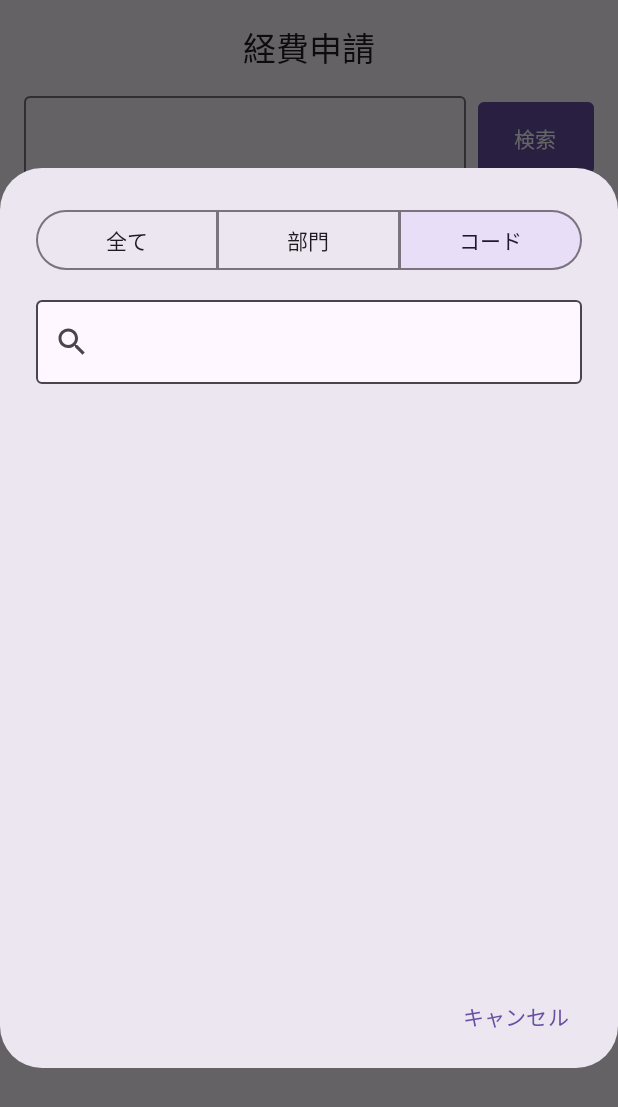
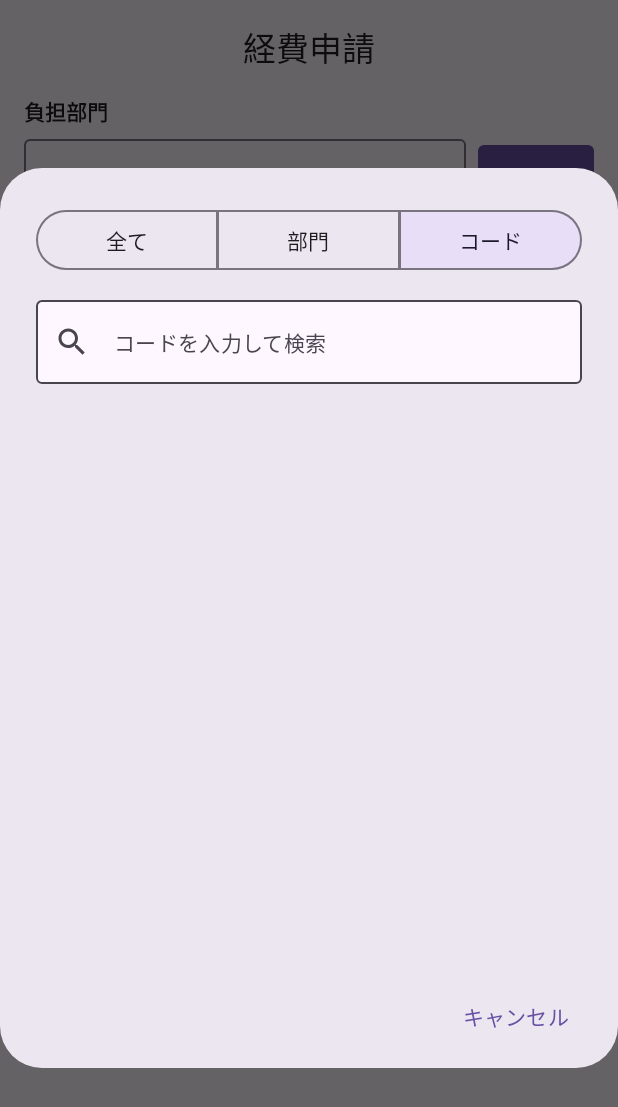
Before and after one commit to akkie76/AccountantApp, an Android app built with Jetpack Compose: the screen it shows after launch (MainActivity), after a tap on "コード", on a phone screen of 412 x 824 dp. Shown: the top 1107 px of the screen. Run offline under Robolectric (Android 15) with nearby library versions, the phone set to English and light mode, and no system bars; our stand-ins replace Dagger/Hilt's generated code; 3 other taps on this screen came first.

Commit message:
refactor ui

```diff
--- a/app/src/main/java/jp/co/accountant/domain/expense/usecase/SegmentType.kt
+++ b/app/src/main/java/jp/co/accountant/domain/expense/SegmentType.kt
@@ -1,4 +1,4 @@
-package jp.co.accountant.domain.expense.usecase
+package jp.co.accountant.domain.expense
 
 enum class SegmentType(val value: Int) {
     NONE(0),
--- a/app/src/main/java/jp/co/accountant/domain/expense/ui/ExpenseScreen.kt
+++ b/app/src/main/java/jp/co/accountant/domain/expense/ui/ExpenseScreen.kt
@@ -25,7 +25,7 @@ fun ExpenseScreen() {
         Surface(
             modifier = Modifier
                 .padding(top = paddingValues.calculateTopPadding())
-                .padding(horizontal = dimensionResource(id = R.dimen.large_space))
+                .padding(horizontal = dimensionResource(R.dimen.large_space))
         ) {
             DepartmentInput()
         }
--- a/app/src/main/java/jp/co/accountant/domain/expense/ui/ExpenseViewModel.kt
+++ b/app/src/main/java/jp/co/accountant/domain/expense/ui/ExpenseViewModel.kt
@@ -4,6 +4,7 @@ import androidx.lifecycle.ViewModel
 import androidx.lifecycle.viewModelScope
 import dagger.hilt.android.lifecycle.HiltViewModel
 import jp.co.accountant.app.data.DepartmentWithHistory
+import jp.co.accountant.domain.expense.SegmentType
 import jp.co.accountant.domain.expense.usecase.FindDepartmentsUseCase
 import jp.co.accountant.domain.expense.usecase.InsertHistoryUseCase
 import kotlinx.coroutines.flow.MutableStateFlow
@@ -22,7 +23,7 @@ class ExpenseViewModel @Inject constructor(
     val searchResults: StateFlow<List<DepartmentWithHistory>> = _searchResults.asStateFlow()
 
     private var searchQuery: String = ""
-    private var selectedIndex: Int = 0
+    private var selectedSegmentType: SegmentType = SegmentType.NONE
 
     /**
      * 部門検索を行う
@@ -37,10 +38,10 @@ class ExpenseViewModel @Inject constructor(
     /**
      * セグメントの変更を行う
      *
-     * @param index @param index 選択されたindex
+     * @param segmentType 選択されたsegmentType
      */
-    fun onSegmentChange(index: Int) = viewModelScope.launch {
-        selectedIndex = index
+    fun onSegmentChange(segmentType: SegmentType) = viewModelScope.launch {
+        selectedSegmentType = segmentType
         searchDepartments()
     }
 
@@ -59,7 +60,7 @@ class ExpenseViewModel @Inject constructor(
     private fun searchDepartments() = viewModelScope.launch {
         val results = findDepartmentsUseCase.findDepartments(
             query = searchQuery,
-            index = selectedIndex
+            segmentType = selectedSegmentType
         )
         _searchResults.value = results
     }
--- a/app/src/main/java/jp/co/accountant/domain/expense/ui/component/DepartmentInput.kt
+++ b/app/src/main/java/jp/co/accountant/domain/expense/ui/component/DepartmentInput.kt
@@ -23,7 +23,12 @@ import androidx.compose.runtime.setValue
 import androidx.compose.ui.Alignment
 import androidx.compose.ui.Modifier
 import androidx.compose.ui.platform.LocalFocusManager
-import androidx.compose.ui.unit.dp
+import androidx.compose.ui.res.dimensionResource
+import androidx.compose.ui.res.stringResource
+import androidx.compose.ui.text.font.FontWeight
+import androidx.compose.ui.tooling.preview.Preview
+import jp.co.accountant.R
+import jp.co.accountant.app.ui.PreviewSurface
 
 @Composable
 fun DepartmentInput() {
@@ -32,12 +37,21 @@ fun DepartmentInput() {
     val focusManager = LocalFocusManager.current
 
     Column {
+        Text(
+            text = stringResource(R.string.department_input_title),
+            modifier = Modifier.padding(bottom = dimensionResource(R.dimen.medium_space)),
+            style = MaterialTheme.typography.titleSmall,
+            fontWeight = FontWeight.Bold
+        )
         Row(
             verticalAlignment = Alignment.CenterVertically,
             modifier = Modifier.fillMaxWidth()
         ) {
             OutlinedTextField(
                 value = query,
+                placeholder = {
+                    Text(text = stringResource(R.string.department_input_placeholder))
+                },
                 onValueChange = { newValue ->
                     query = newValue
                 },
@@ -64,11 +78,11 @@ fun DepartmentInput() {
                 },
                 modifier = Modifier
                     .height(IntrinsicSize.Min)
-                    .padding(start = 8.dp),
-                shape = RoundedCornerShape(4.dp)
+                    .padding(start = dimensionResource(R.dimen.medium_space)),
+                shape = RoundedCornerShape(dimensionResource(R.dimen.search_button_shape))
             ) {
                 Text(
-                    text = "検索",
+                    text = stringResource(R.string.search_button_title),
                     style = MaterialTheme.typography.labelLarge
                 )
             }
@@ -88,3 +102,11 @@ fun DepartmentInput() {
         )
     }
 }
+
+@Preview
+@Composable
+private fun PreviewDepartmentInput() {
+    PreviewSurface {
+        DepartmentInput()
+    }
+}
--- a/app/src/main/java/jp/co/accountant/domain/expense/ui/component/DepartmentListItem.kt
+++ b/app/src/main/java/jp/co/accountant/domain/expense/ui/component/DepartmentListItem.kt
@@ -31,14 +31,14 @@ fun DepartmentListItem(
 
     val trailingIcon: @Composable (() -> Unit) = {
         Icon(
-            painter = painterResource(id = R.drawable.arrow_outward),
+            painter = painterResource(R.drawable.arrow_outward),
             contentDescription = null,
-            modifier = Modifier.size(dimensionResource(id = R.dimen.list_icon_size))
+            modifier = Modifier.size(dimensionResource(R.dimen.list_icon_size))
         )
     }
 
     Card(
-        modifier = Modifier.padding(bottom = dimensionResource(id = R.dimen.small_space)),
+        modifier = Modifier.padding(bottom = dimensionResource(R.dimen.small_space)),
         colors = CardDefaults.cardColors(
             containerColor = MaterialTheme.colorScheme.background
         )
--- a/app/src/main/java/jp/co/accountant/domain/expense/ui/component/SearchDialog.kt
+++ b/app/src/main/java/jp/co/accountant/domain/expense/ui/component/SearchDialog.kt
@@ -19,10 +19,13 @@ import androidx.compose.runtime.remember
 import androidx.compose.runtime.rememberCoroutineScope
 import androidx.compose.runtime.setValue
 import androidx.compose.ui.Modifier
-import androidx.compose.ui.unit.dp
+import androidx.compose.ui.res.dimensionResource
+import androidx.compose.ui.res.stringResource
 import androidx.hilt.navigation.compose.hiltViewModel
+import jp.co.accountant.R
 import jp.co.accountant.app.data.Department
 import jp.co.accountant.app.ui.SearchTextField
+import jp.co.accountant.domain.expense.SegmentType
 import jp.co.accountant.domain.expense.ui.ExpenseViewModel
 import kotlinx.coroutines.launch
 
@@ -34,6 +37,7 @@ fun SearchDialog(
     onDismissRequest: () -> Unit = {}
 ) {
     var query by remember { mutableStateOf(text) }
+    var placeHolderResId by remember { mutableStateOf(R.string.placeholder_search) }
     val searchResults by viewModel.searchResults.collectAsState()
     val scope = rememberCoroutineScope()
 
@@ -42,18 +46,29 @@ fun SearchDialog(
     }
 
     AlertDialog(
-        modifier = Modifier.requiredHeight(600.dp),
+        modifier = Modifier.requiredHeight(dimensionResource(R.dimen.dialog_height)),
         onDismissRequest = {
         },
         title = {
-            SegmentedButtonRow { selectedIndex ->
-                viewModel.onSegmentChange(selectedIndex)
+            SegmentedButtonRow { segmentType ->
+                placeHolderResId = when (segmentType) {
+                    SegmentType.NONE -> R.string.placeholder_search
+                    SegmentType.NAME -> R.string.placeholder_search_name
+                    SegmentType.CODE -> R.string.placeholder_search_code
+                }
+                viewModel.onSegmentChange(segmentType)
             }
         },
         text = {
             Column(Modifier.fillMaxHeight()) {
                 SearchTextField(
                     text = query,
+                    placeholder = {
+                        Text(
+                            text = stringResource(placeHolderResId),
+                            style = MaterialTheme.typography.bodyMedium
+                        )
+                    },
                     onValueChange = { newValue ->
                         query = newValue
                         scope.launch {
@@ -66,7 +81,9 @@ fun SearchDialog(
                         }
                     }
                 )
-                LazyColumn(modifier = Modifier.padding(top = 16.dp)) {
+                LazyColumn(
+                    modifier = Modifier.padding(top = dimensionResource(R.dimen.large_space))
+                ) {
                     items(searchResults) { departmentWithHistory ->
                         DepartmentListItem(departmentWithHistory) { department ->
                             viewModel.onSaveDepartmentHistory(department.id)
@@ -78,9 +95,9 @@ fun SearchDialog(
         },
         confirmButton = {
             Text(
-                text = "キャンセル",
+                text = stringResource(R.string.cancel),
                 modifier = Modifier
-                    .padding(horizontal = 8.dp)
+                    .padding(horizontal = dimensionResource(R.dimen.medium_space))
                     .clickable { onDismissRequest() },
                 style = MaterialTheme.typography.labelLarge
             )
--- a/app/src/main/java/jp/co/accountant/domain/expense/ui/component/SegmentedButtonRow.kt
+++ b/app/src/main/java/jp/co/accountant/domain/expense/ui/component/SegmentedButtonRow.kt
@@ -12,11 +12,12 @@ import androidx.compose.runtime.mutableStateOf
 import androidx.compose.runtime.remember
 import androidx.compose.runtime.setValue
 import androidx.compose.ui.Modifier
+import jp.co.accountant.domain.expense.SegmentType
 
 @OptIn(ExperimentalMaterial3Api::class)
 @Composable
 fun SegmentedButtonRow(
-    onCheckedChange: (Int) -> Unit = {}
+    onCheckedChange: (SegmentType) -> Unit = {}
 ) {
     var selectedIndex by remember { mutableStateOf(0) }
     val options = listOf("全て", "部門", "コード")
@@ -28,7 +29,7 @@ fun SegmentedButtonRow(
                 icon = {},
                 onCheckedChange = {
                     selectedIndex = index
-                    onCheckedChange(selectedIndex)
+                    onCheckedChange(SegmentType.from(selectedIndex))
                 },
                 checked = selectedIndex == index
             ) {
--- a/app/src/main/java/jp/co/accountant/domain/expense/usecase/FindDepartmentsUseCase.kt
+++ b/app/src/main/java/jp/co/accountant/domain/expense/usecase/FindDepartmentsUseCase.kt
@@ -1,6 +1,7 @@
 package jp.co.accountant.domain.expense.usecase
 
 import jp.co.accountant.app.data.DepartmentWithHistory
+import jp.co.accountant.domain.expense.SegmentType
 
 interface FindDepartmentsUseCase {
 
@@ -8,8 +9,8 @@ interface FindDepartmentsUseCase {
      * 条件に一致する部門をDataBaseから検索する
      *
      * @param query 検索クエリ
-     * @param index 選択されたindex
+     * @param segmentType 選択されたsegmentType
      * @return 利用履歴を含めた部門情報配列
      */
-    suspend fun findDepartments(query: String, index: Int): List<DepartmentWithHistory>
+    suspend fun findDepartments(query: String, segmentType: SegmentType): List<DepartmentWithHistory>
 }
--- a/app/src/main/java/jp/co/accountant/domain/expense/usecase/FindDepartmentsUseCaseImpl.kt
+++ b/app/src/main/java/jp/co/accountant/domain/expense/usecase/FindDepartmentsUseCaseImpl.kt
@@ -1,6 +1,7 @@
 package jp.co.accountant.domain.expense.usecase
 
 import jp.co.accountant.app.data.DepartmentWithHistory
+import jp.co.accountant.domain.expense.SegmentType
 import jp.co.accountant.domain.expense.data.DepartmentDataSource
 import kotlinx.coroutines.Dispatchers
 import kotlinx.coroutines.withContext
@@ -14,13 +15,13 @@ class FindDepartmentsUseCaseImpl @Inject constructor(
      * 条件に一致する部門をDataBaseから検索する
      *
      * @param query 検索クエリ
-     * @param index 選択されたindex
+     * @param segmentType 選択されたsegmentType
      * @return 利用履歴を含めた部門情報配列
      */
-    override suspend fun findDepartments(query: String, index: Int): List<DepartmentWithHistory> {
+    override suspend fun findDepartments(query: String, segmentType: SegmentType): List<DepartmentWithHistory> {
         return withContext(Dispatchers.Default) {
             val limit = decideQueryLimit(query)
-            when (SegmentType.from(index)) {
+            when (segmentType) {
                 SegmentType.NONE -> {
                     departmentDataSource.findDepartmentsByQuery(query, limit)
                 }
--- a/app/src/main/res/values/dimens.xml
+++ b/app/src/main/res/values/dimens.xml
@@ -4,8 +4,11 @@
     <dimen name="medium_space">8dp</dimen>
     <dimen name="small_space">4dp</dimen>
 
+    <dimen name="dialog_height">600dp</dimen>
+
     <dimen name="list_height">48dp</dimen>
     <dimen name="list_icon_size">24dp</dimen>
 
     <dimen name="card_shape">8dp</dimen>
+    <dimen name="search_button_shape">4dp</dimen>
 </resources>
--- a/app/src/main/res/values/strings.xml
+++ b/app/src/main/res/values/strings.xml
@@ -1,3 +1,11 @@
 <resources>
     <string name="app_name">AccountantApp</string>
+    <string name="department_input_title">負担部門</string>
+    <string name="department_input_placeholder">負担部門を入力して検索</string>
+
+    <string name="search_button_title">検索</string>
+    <string name="placeholder_search">入力して検索</string>
+    <string name="placeholder_search_name">部門を入力して検索</string>
+    <string name="placeholder_search_code">コードを入力して検索</string>
+    <string name="cancel">キャンセル</string>
 </resources>
```
Also changed, not shown: app/src/main/java/jp/co/accountant/app/ui/BaseListItem.kt (+6 -6 lines), app/src/main/java/jp/co/accountant/app/ui/PreviewSurface.kt (added, +14 -0 lines).
